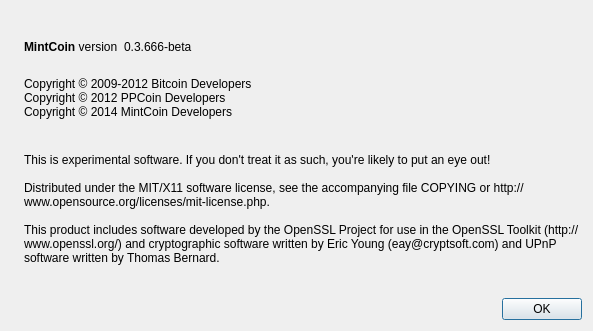
Qt form src/qt/forms/aboutdialog.ui (palaa/minchia) before a commit.
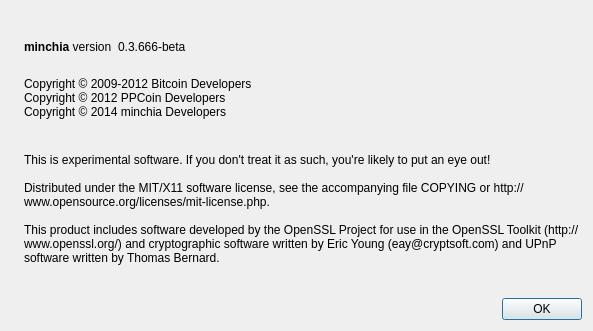
The same form after that commit. Icons and pictures are not drawn.

What changed in the file:
```diff
--- a/src/qt/forms/aboutdialog.ui
+++ b/src/qt/forms/aboutdialog.ui
@@ -50,7 +50,7 @@
           <cursorShape>IBeamCursor</cursorShape>
          </property>
          <property name="text">
-          <string>&lt;b&gt;MintCoin&lt;/b&gt; version</string>
+          <string>&lt;b&gt;minchia&lt;/b&gt; version</string>
          </property>
          <property name="textInteractionFlags">
           <set>Qt::LinksAccessibleByMouse|Qt::TextSelectableByKeyboard|Qt::TextSelectableByMouse</set>
@@ -94,7 +94,7 @@
         <string>
 Copyright © 2009-2012 Bitcoin Developers
 Copyright © 2012 PPCoin Developers
-Copyright © 2014 MintCoin Developers
+Copyright © 2014 minchia Developers
 </string>
        </property>
        <property name="textInteractionFlags">
```
Left out of the diff: 2 changed lines with no effect on the pictures.
